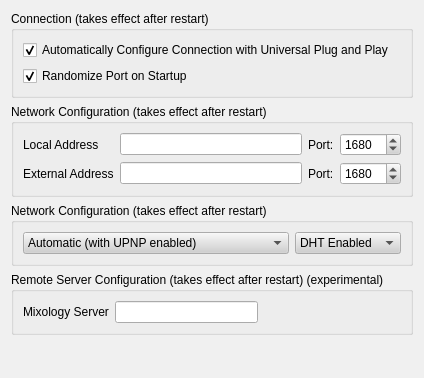
The window that MixologistGui/gui/Preferences/ServerDialog.ui (rebeccaskinner/The-Mixologist) describes before a commit, drawn with Qt 5.
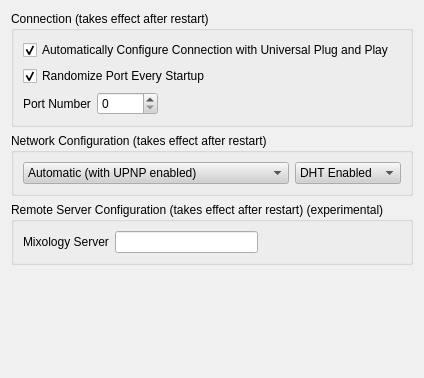
The same window after the commit.

Commit message: Improvement: Now picks a random port on first startup for a user Improvement: Ports are now user-settable Fix: Code cleanups

The edit to the form file:
```diff
--- a/MixologistGui/gui/Preferences/ServerDialog.ui
+++ b/MixologistGui/gui/Preferences/ServerDialog.ui
@@ -533,7 +533,7 @@
         <item>
          <widget class="QCheckBox" name="randomizePorts">
           <property name="text">
-           <string>Randomize Port on Startup</string>
+           <string>Randomize Port Every Startup</string>
           </property>
           <property name="checked">
            <bool>true</bool>
@@ -555,90 +555,43 @@
         </item>
        </layout>
       </item>
-     </layout>
+      <item>
+       <layout class="QHBoxLayout" name="horizontalLayout_3">
+        <item>
+         <widget class="QLabel" name="portLabel">
+          <property name="text">
+           <string>Port Number</string>
+          </property>
     </widget>
    </item>
    <item>
-    <widget class="QGroupBox" name="groupBox">
+         <widget class="QSpinBox" name="portNumber">
      <property name="sizePolicy">
-      <sizepolicy hsizetype="Preferred" vsizetype="Preferred">
+           <sizepolicy hsizetype="Fixed" vsizetype="Fixed">
        <horstretch>0</horstretch>
        <verstretch>0</verstretch>
       </sizepolicy>
      </property>
-     <property name="title">
-      <string>Network Configuration (takes effect after restart)</string>
-     </property>
-     <layout class="QVBoxLayout">
-      <item>
-       <layout class="QHBoxLayout">
-        <item>
-         <layout class="QVBoxLayout">
-          <item>
-           <widget class="QLabel" name="label">
-            <property name="text">
-             <string>Local Address</string>
-            </property>
-           </widget>
-          </item>
-          <item>
-           <widget class="QLabel" name="label_2">
-            <property name="text">
-             <string>External Address</string>
-            </property>
-           </widget>
-          </item>
-         </layout>
-        </item>
-        <item>
-         <layout class="QGridLayout">
-          <item row="0" column="0">
-           <widget class="QLineEdit" name="localAddress"/>
-          </item>
-          <item row="0" column="1">
-           <widget class="QLabel" name="label_5">
-            <property name="text">
-             <string>Port:</string>
-            </property>
-           </widget>
-          </item>
-          <item row="0" column="2">
-           <widget class="QSpinBox" name="localPort">
-            <property name="minimum">
-             <number>0</number>
-            </property>
             <property name="maximum">
              <number>65535</number>
             </property>
             <property name="value">
-             <number>1680</number>
+           <number>0</number>
             </property>
            </widget>
           </item>
-          <item row="1" column="0">
-           <widget class="QLineEdit" name="extAddress"/>
-          </item>
-          <item row="1" column="1">
-           <widget class="QLabel" name="label_4">
-            <property name="text">
-             <string>Port:</string>
-            </property>
-           </widget>
-          </item>
-          <item row="1" column="2">
-           <widget class="QSpinBox" name="extPort">
-            <property name="minimum">
-             <number>0</number>
-            </property>
-            <property name="maximum">
-             <number>65535</number>
-            </property>
-            <property name="value">
-             <number>1680</number>
-            </property>
-           </widget>
-          </item>
-         </layout>
+        <item>
+         <spacer name="horizontalSpacer">
+          <property name="orientation">
+           <enum>Qt::Horizontal</enum>
+          </property>
+          <property name="sizeHint" stdset="0">
+           <size>
+            <width>40</width>
+            <height>20</height>
+           </size>
+          </property>
+         </spacer>
         </item>
        </layout>
       </item>
```
Left out of the diff: 9 changed lines with no effect on the pictures. Lines whose indentation alone changed are shown as unchanged. The commit also changes 9 other files.
